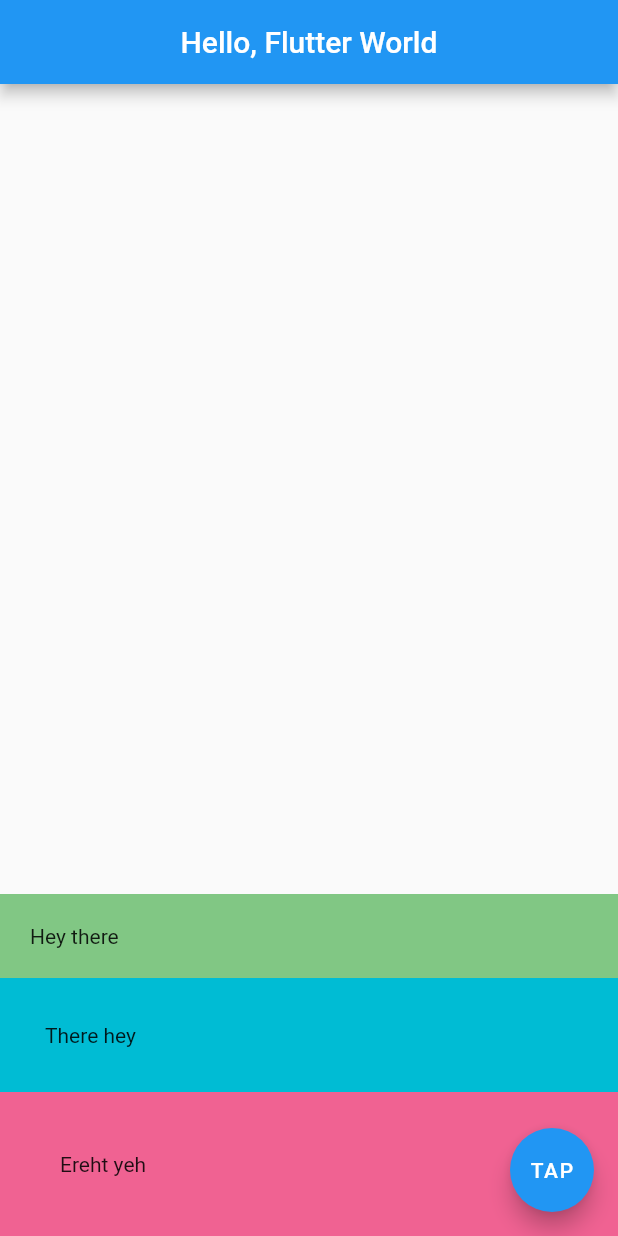
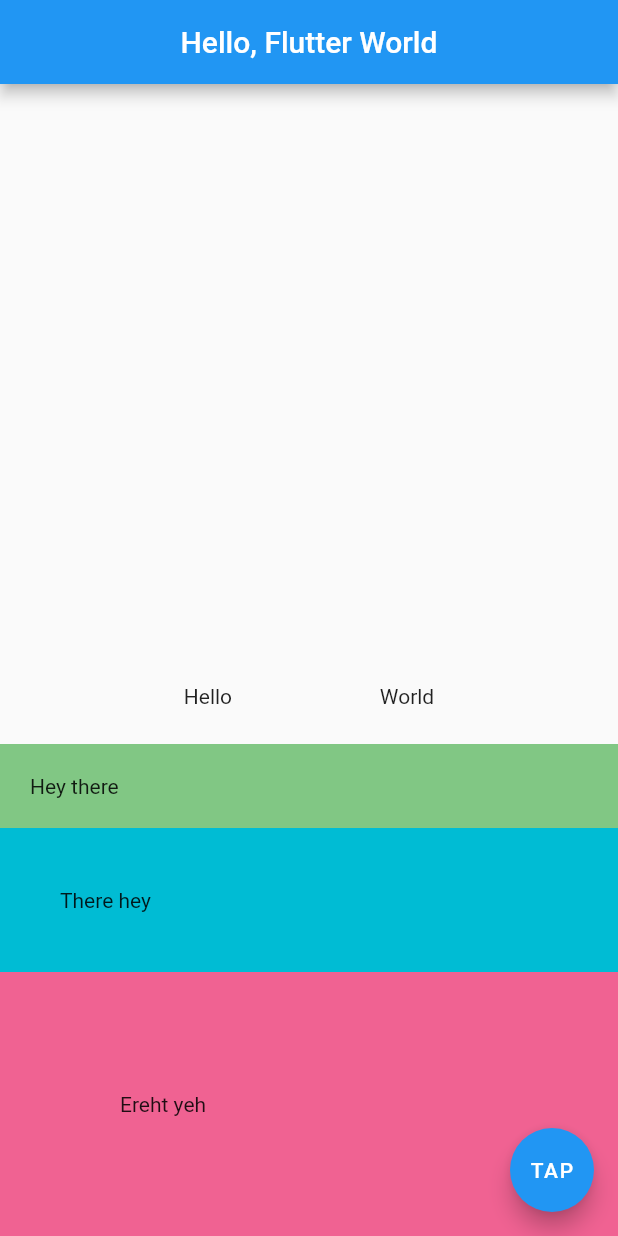
Before and after one commit to casa98/Flutter-Intro, a Flutter app: the screen it shows after launch, on a phone screen of 412 x 824 dp. Run offline on Flutter 3.47's test engine with Material 2 defaults, Android fonts, the phone set to English and light mode, and no system bars.

Commit message:
Mix Row with Column

```diff
--- a/lib/main.dart
+++ b/lib/main.dart
@@ -22,18 +22,28 @@ class MyApp extends StatelessWidget {
           // To take the full space
           crossAxisAlignment: CrossAxisAlignment.stretch,
           children: [
+            Padding(
+              padding: const EdgeInsets.all(24.0),
+              child: Row(
+                mainAxisAlignment: MainAxisAlignment.spaceEvenly,
+                children: [
+                  Text('Hello'),
+                  Text('World'),
+                ],
+              ),
+            ),
             Container(
               padding: EdgeInsets.all(20),
               color: Colors.green[300],
               child: Text('Hey there'),
             ),
             Container(
-              padding: EdgeInsets.all(30),
+              padding: EdgeInsets.all(40),
               color: Colors.cyan,
               child: Text('There hey'),
             ),
             Container(
-              padding: EdgeInsets.all(40),
+              padding: EdgeInsets.all(80),
               color: Colors.pink[300],
               child: Text('Ereht yeh'),
             ),
```
